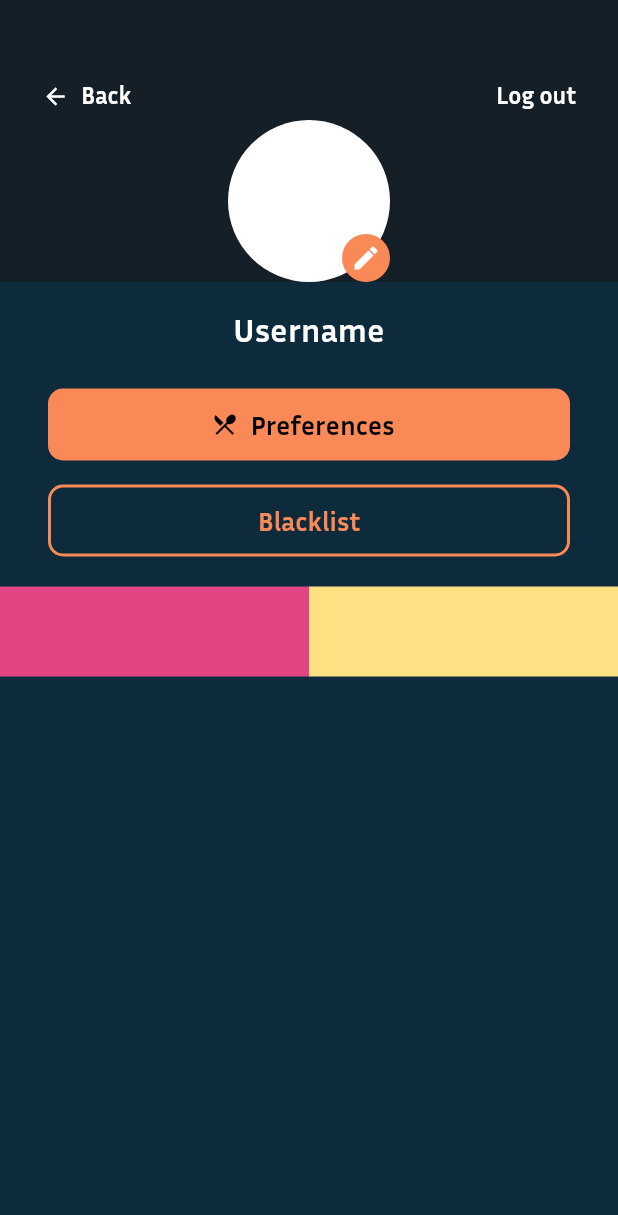
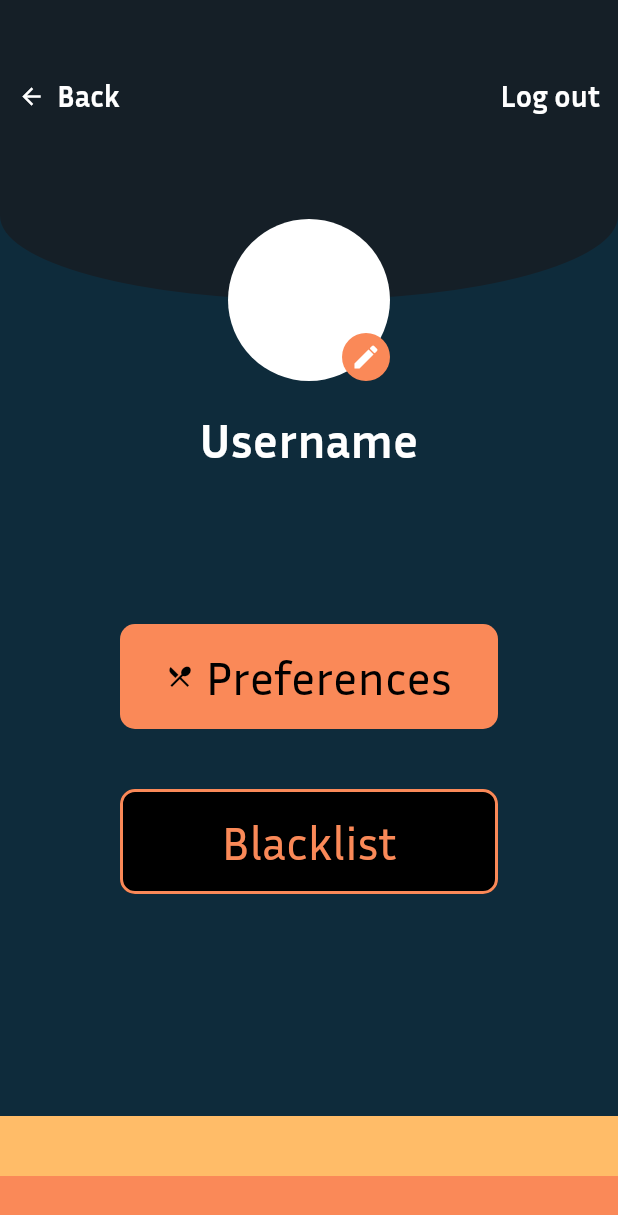
Before and after one commit to bestchayapol/DishDive, a Flutter app: the Profile screen opened directly, on a phone screen of 412 x 824 dp. Shown: the top 1215 px of the screen. Run offline on Flutter 3.47's test engine with Material 3 defaults, Android fonts, the phone set to English and light mode, and no system bars; our stand-ins replace dio, image_picker, shared_preferences; accounts and stored records are empty; network calls fail.

Commit message:
[UPDATE] Profile page 100%
-Finished profile page
-Need to go fix welcome and login
-Need edit profile asap

```diff
--- a/dishdive/lib/Components/my_button.dart
+++ b/dishdive/lib/Components/my_button.dart
@@ -10,45 +10,64 @@ class MyButton extends StatelessWidget {
   final Color textColor;
   final double fontSize;
   final double borderRadius;
+  final Widget? icon; // <-- Add this
+  final Color? borderColor; // <-- Add this
 
   const MyButton({
-    super.key,
+    Key? key,
     required this.text,
-    required this.onTap,
+    this.onTap,
     this.width,
-    this.height = 65,
+    this.height = 70,
     this.backgroundColor = colorUse.activeButton,
     this.textColor = Colors.white,
-    this.fontSize = 32,
-    this.borderRadius = 10,
-  });
+    this.fontSize = 18,
+    this.borderRadius = 8,
+    this.icon,
+    this.borderColor,
+  }) : super(key: key);
 
   @override
   Widget build(BuildContext context) {
-    return GestureDetector(
-      onTap: onTap,
-      child: Container(
+    return SizedBox(
       width: width ?? double.infinity,
       height: height,
-        decoration: BoxDecoration(
-          color: backgroundColor,
+      child: ElevatedButton(
+        onPressed: onTap,
+        style: ElevatedButton.styleFrom(
+          backgroundColor: backgroundColor,
+          foregroundColor: textColor,
+          shape: RoundedRectangleBorder(
             borderRadius: BorderRadius.circular(borderRadius),
-          boxShadow: [
-            BoxShadow(
-              color: Colors.black.withOpacity(0.08),
-              blurRadius: 4,
-              offset: const Offset(0, 2),
+            side: borderColor != null
+                ? BorderSide(color: borderColor!, width: 2)
+                : BorderSide.none,
+          ),
+          elevation: 0,
+        ),
+        child: icon != null
+            ? Row(
+                mainAxisAlignment: MainAxisAlignment.center,
+                mainAxisSize: MainAxisSize.min,
+                children: [
+                  icon!,
+                  const SizedBox(width: 8),
+                  Text(
+                    text,
+                    style: TextStyle(
+                      color: textColor,
+                      fontSize: fontSize,
+                      fontWeight: FontWeight.normal,
+                    ),
                   ),
                 ],
-        ),
-        child: Center(
-          child: Text(
+              )
+            : Text(
                 text,
                 style: TextStyle(
+                  color: textColor,
+                  fontSize: fontSize,
                   fontWeight: FontWeight.normal,
-              fontSize: fontSize,
-              color: textColor,
-            ),
                 ),
               ),
       ),
--- a/dishdive/lib/Pages/Auth/register.dart
+++ b/dishdive/lib/Pages/Auth/register.dart
@@ -271,11 +271,9 @@ class _SignUpPageState extends State<SignUpPage> {
               padding: const EdgeInsets.symmetric(horizontal: 32.0),
               child: AddImage(
                 onImageSelected: (image) {
-                  if (image != null) {
-                    setState(() {
-                      _selectedImage = image;
-                    });
-                  }
+                  setState(() {
+                    _selectedImage = image;
+                  });
                 },
                 textfill: 'Add profile picture +',
               ),
--- a/dishdive/lib/Pages/Home/FirstHomePage.dart
+++ b/dishdive/lib/Pages/Home/FirstHomePage.dart
@@ -1,7 +1,6 @@
 // import 'package:dio/dio.dart';
 import 'package:dio/dio.dart';
 import 'package:flutter/material.dart';
-import 'package:dishdive/Components/profile_bar.dart';
 import 'package:dishdive/Utils/color_use.dart';
 import 'package:dishdive/Pages/Profile/profile.dart';
 import 'package:dishdive/widgets/ListView.dart';
--- a/dishdive/lib/Pages/Profile/eula.dart
+++ b/dishdive/lib/Pages/Profile/eula.dart
@@ -1,5 +1,4 @@
 import 'package:flutter/material.dart';
-import 'package:dishdive/Utils/color_use.dart';
 import 'package:dishdive/Utils/text_use.dart';
 
 class Eula extends StatelessWidget {
--- a/dishdive/lib/Pages/Profile/profile.dart
+++ b/dishdive/lib/Pages/Profile/profile.dart
@@ -1,9 +1,11 @@
 import 'package:flutter/material.dart';
 import 'package:dio/dio.dart';
+import 'package:dishdive/components/my_button.dart';
 import 'package:dishdive/Pages/Auth/LoR.dart';
 import 'package:dishdive/Pages/Profile/edit_profile.dart';
 import 'package:dishdive/Pages/Profile/eula.dart';
 import 'package:dishdive/Utils/color_use.dart';
+import 'package:dishdive/widgets/BackgroundCircle.dart';
 import 'package:provider/provider.dart';
 import 'package:dishdive/provider/token_provider.dart';
 
@@ -21,6 +23,14 @@ class _ProfileState extends State<Profile> {
   void initState() {
     super.initState();
     _userData = fetchUserData();
+  }
+
+  void logout() {
+    Provider.of<TokenProvider>(context, listen: false).setToken("", 0);
+    Navigator.pushReplacement(
+      context,
+      MaterialPageRoute(builder: (context) => const LoginOrRegister()),
+    );
   }
 
   Future<Map<String, dynamic>> fetchUserData() async {
@@ -49,98 +59,116 @@ class _ProfileState extends State<Profile> {
   Widget build(BuildContext context) {
     return Scaffold(
       backgroundColor: colorUse.backgroundColor,
-      body: Stack(
+      body: SingleChildScrollView(
+        child: Column(
           children: [
-          // Bottom rectangles (replace spheres)
-          Positioned(
-            left: 0,
-            right: 0,
-            bottom: 0,
-            child: Row(
-              children: [
-                Expanded(
-                  child: Container(height: 60, color: colorUse.sentimentColor),
+            // Top section: curved background + profile picture
+            buildTopSection(),
+            const SizedBox(height: 16),
+            // Username (centered)
+            FutureBuilder<Map<String, dynamic>>(
+              future: _userData,
+              builder: (context, snapshot) {
+                String username = snapshot.data?['username'] ?? "Username";
+                return Text(
+                  username,
+                  textAlign: TextAlign.center,
+                  style: const TextStyle(
+                    fontSize: 32,
+                    fontWeight: FontWeight.bold,
+                    color: Colors.white,
                   ),
-                Expanded(
-                  child: Container(height: 60, color: Colors.amber[200]),
+                );
+              },
+            ),
+            const SizedBox(height: 90),
+            // Preferences button
+            Padding(
+              padding: const EdgeInsets.symmetric(
+                horizontal: 80.0,
+                vertical: 10.0,
+              ),
+              child: MyButton(
+                text: "Preferences",
+                onTap: () {
+                  Navigator.pushNamed(context, '/preferences');
+                },
+                backgroundColor: colorUse.activeButton,
+                textColor: Colors.black,
+                fontSize: 32,
+                borderRadius: 10,
+                icon: const Icon(Icons.restaurant_menu, color: Colors.black),
+              ),
+            ),
+            const SizedBox(height: 20),
+            // Blacklist button
+            Padding(
+              padding: const EdgeInsets.symmetric(
+                horizontal: 80.0,
+                vertical: 10.0,
+              ),
+              child: MyButton(
+                text: "Blacklist",
+                onTap: () {
+                  Navigator.pushNamed(context, '/blacklist');
+                },
+                backgroundColor: Colors.black,
+                textColor: colorUse.activeButton,
+                fontSize: 32,
+                borderRadius: 10,
+                borderColor: colorUse.activeButton,
+              ),
             ),
           ],
         ),
       ),
-          SingleChildScrollView(
+      bottomNavigationBar: SizedBox(
+        height: 80,
         child: Column(
           children: [
-                // Top section with back, logout, and profile
-                Container(
-                  color: colorUse.appBarColor,
-                  padding: const EdgeInsets.only(
-                    top: 40,
-                    left: 16,
-                    right: 16,
-                    bottom: 0,
-                  ),
-                  child: Stack(
-                    children: [
-                      // Back button
-                      Align(
-                        alignment: Alignment.topLeft,
-                        child: TextButton.icon(
-                          onPressed: () => Navigator.pop(context),
-                          icon: const Icon(
-                            Icons.arrow_back,
-                            color: Colors.white,
-                          ),
-                          label: const Text(
-                            "Back",
-                            style: TextStyle(
-                              color: Colors.white,
-                              fontSize: 16,
-                              fontWeight: FontWeight.w600,
+            Expanded(child: Container(color: colorUse.accent)),
+            Expanded(child: Container(color: colorUse.activeButton)),
+          ],
         ),
       ),
-                          style: TextButton.styleFrom(
-                            foregroundColor: Colors.white,
+    );
+  }
+
+  Widget buildTopSection() {
+    final double coverHeight = 200;
+    final double profileHeight = 108;
+
+    final double top = coverHeight - profileHeight / 2;
+    final double bottom = profileHeight / 2;
+
+    return Stack(
+      clipBehavior: Clip.none,
+      alignment: Alignment.center,
+      children: [
+        // Curved background
+        Container(
+          margin: EdgeInsets.only(bottom: bottom),
+          child: BackgroundCircle(
+            height: coverHeight,
+            color: colorUse.appBarColor,
           ),
         ),
-                      ),
-                      // Logout button
-                      Align(
-                        alignment: Alignment.topRight,
-                        child: TextButton(
-                          onPressed: logout,
-                          child: const Text(
-                            "Log out",
-                            style: TextStyle(
-                              color: Colors.white,
-                              fontSize: 16,
-                              fontWeight: FontWeight.w600,
-                            ),
-                          ),
-                        ),
-                      ),
-                      // Profile picture (centered)
-                      Column(
-                        children: [
-                          const SizedBox(height: 40),
-                          Center(
-                            child: Stack(
+        // Profile picture (centered, overlapping)
+        Positioned(
+          top: top,
+          child: FutureBuilder<Map<String, dynamic>>(
+            future: _userData,
+            builder: (context, snapshot) {
+              String? profilePic = snapshot.data?['user_pic'];
+              return Stack(
                 alignment: Alignment.bottomRight,
                 children: [
-                                FutureBuilder<Map<String, dynamic>>(
-                                  future: _userData,
-                                  builder: (context, snapshot) {
-                                    String? profilePic =
-                                        snapshot.data?['user_pic'];
-                                    return CircleAvatar(
-                                      radius: 54,
+                  CircleAvatar(
+                    radius: profileHeight / 2,
                     backgroundColor: Colors.white,
-                                      backgroundImage:
-                                          profilePic != null &&
-                                              profilePic.isNotEmpty
+                    backgroundImage: profilePic != null && profilePic.isNotEmpty
                         ? NetworkImage(profilePic)
                         : null,
-                                    );
-                                  },
                   ),
                   Positioned(
                     bottom: 0,
@@ -150,8 +178,7 @@ class _ProfileState extends State<Profile> {
                         Navigator.push(
                           context,
                           MaterialPageRoute(
-                                          builder: (context) =>
-                                              const EditProfile(),
+                            builder: (context) => const EditProfile(),
                           ),
                         );
                       },
@@ -170,99 +197,44 @@ class _ProfileState extends State<Profile> {
                     ),
                   ),
                 ],
-                            ),
-                          ),
-                        ],
-                      ),
-                    ],
-                  ),
-                ),
-                const SizedBox(height: 16),
-                // Username (centered)
-                FutureBuilder<Map<String, dynamic>>(
-                  future: _userData,
-                  builder: (context, snapshot) {
-                    String username = snapshot.data?['username'] ?? "Username";
-                    return Text(
-                      username,
-                      textAlign: TextAlign.center,
-                      style: const TextStyle(
-                        fontSize: 22,
-                        fontWeight: FontWeight.bold,
-                        color: Colors.white,
-                      ),
               );
             },
           ),
-                const SizedBox(height: 24),
-                // Preferences button
-                Padding(
-                  padding: const EdgeInsets.symmetric(horizontal: 32.0),
-                  child: ElevatedButton.icon(
-                    onPressed: () {
-                      Navigator.pushNamed(context, '/preferences');
-                    },
-                    icon: const Icon(
-                      Icons.restaurant_menu,
-                      color: Colors.black,
         ),
+        // Back and Logout buttons (top left and right)
+        Positioned(
+          left: 0,
+          top: 40,
+          child: TextButton.icon(
+            onPressed: () => Navigator.pop(context),
+            icon: const Icon(Icons.arrow_back, color: Colors.white),
             label: const Text(
-                      "Preferences",
+              "Back",
               style: TextStyle(
-                        color: Colors.black,
-                        fontWeight: FontWeight.bold,
-                        fontSize: 18,
+                color: Colors.white,
+                fontSize: 20,
+                fontWeight: FontWeight.w600,
               ),
             ),
-                    style: ElevatedButton.styleFrom(
-                      backgroundColor: colorUse.activeButton,
-                      minimumSize: const Size.fromHeight(48),
-                      shape: RoundedRectangleBorder(
-                        borderRadius: BorderRadius.circular(10),
-                      ),
-                      elevation: 0,
+            style: TextButton.styleFrom(foregroundColor: Colors.white),
           ),
         ),
-                ),
-                const SizedBox(height: 16),
-                // Blacklist button
-                Padding(
-                  padding: const EdgeInsets.symmetric(horizontal: 32.0),
-                  child: OutlinedButton(
-                    onPressed: () {
-                      Navigator.pushNamed(context, '/blacklist');
-                    },
+        Positioned(
+          right: 0,
+          top: 40,
+          child: TextButton(
+            onPressed: logout,
             child: const Text(
-                      "Blacklist",
+              "Log out",
               style: TextStyle(
-                        color: colorUse.activeButton,
-                        fontWeight: FontWeight.bold,
-                        fontSize: 18,
-                      ),
-                    ),
-                    style: OutlinedButton.styleFrom(
-                      side: BorderSide(color: colorUse.activeButton, width: 2),
-                      minimumSize: const Size.fromHeight(48),
-                      shape: RoundedRectangleBorder(
-                        borderRadius: BorderRadius.circular(10),
+                color: Colors.white,
+                fontSize: 20,
+                fontWeight: FontWeight.w600,
               ),
             ),
           ),
         ),
-                const SizedBox(height: 80),
       ],
-            ),
-          ),
-        ],
-      ),
-    );
-  }
-
-  void logout() {
-    Provider.of<TokenProvider>(context, listen: false).setToken("", 0);
-    Navigator.pushReplacement(
-      context,
-      MaterialPageRoute(builder: (context) => const LoginOrRegister()),
     );
   }
 }
--- /dev/null
+++ b/dishdive/lib/widgets/BackgroundCircle.dart
@@ -0,0 +1,27 @@
+import 'package:flutter/material.dart';
+import 'package:dishdive/Utils/color_use.dart';
+
+class BackgroundCircle extends StatelessWidget {
+  final double height;
+  final Color? color;
+
+  const BackgroundCircle({Key? key, this.height = 200, this.color})
+    : super(key: key);
+
+  @override
+  Widget build(BuildContext context) {
+    return Center(
+      child: Container(
+        height: height,
+        width: double.infinity,
+        decoration: BoxDecoration(
+          color: color ?? colorUse.appBarColor,
+          borderRadius: const BorderRadius.only(
+            bottomLeft: Radius.elliptical(220, 60),
+            bottomRight: Radius.elliptical(220, 60),
+          ),
+        ),
+      ),
+    );
+  }
+}
```
Lines whose indentation alone changed are shown as unchanged.
